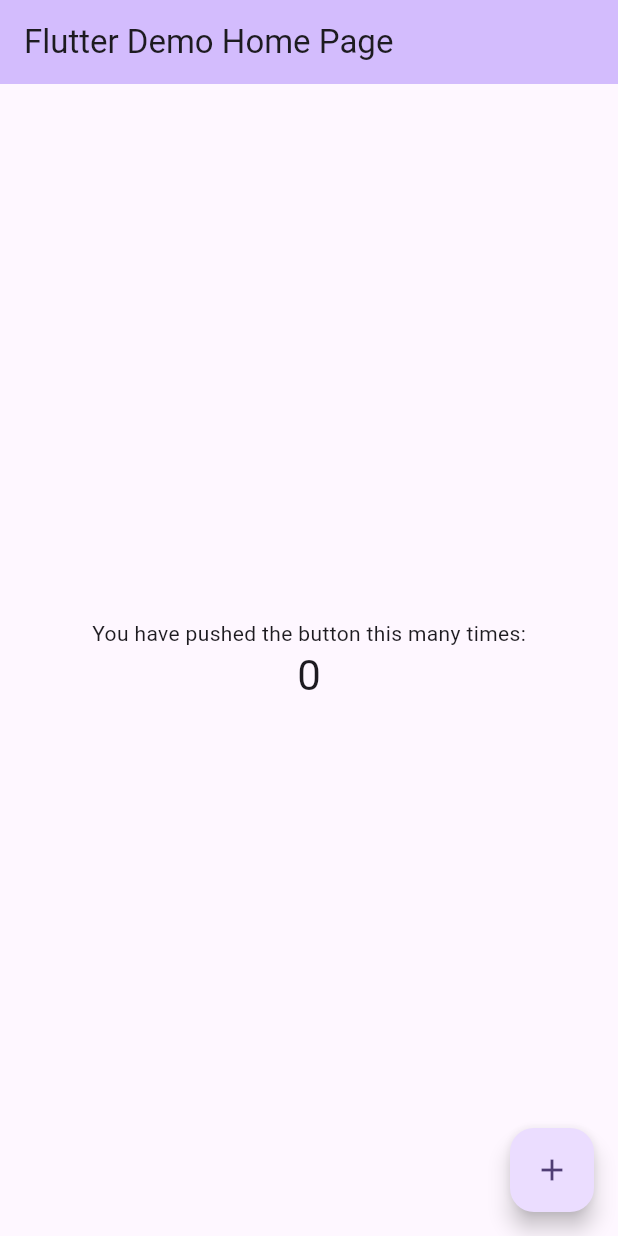
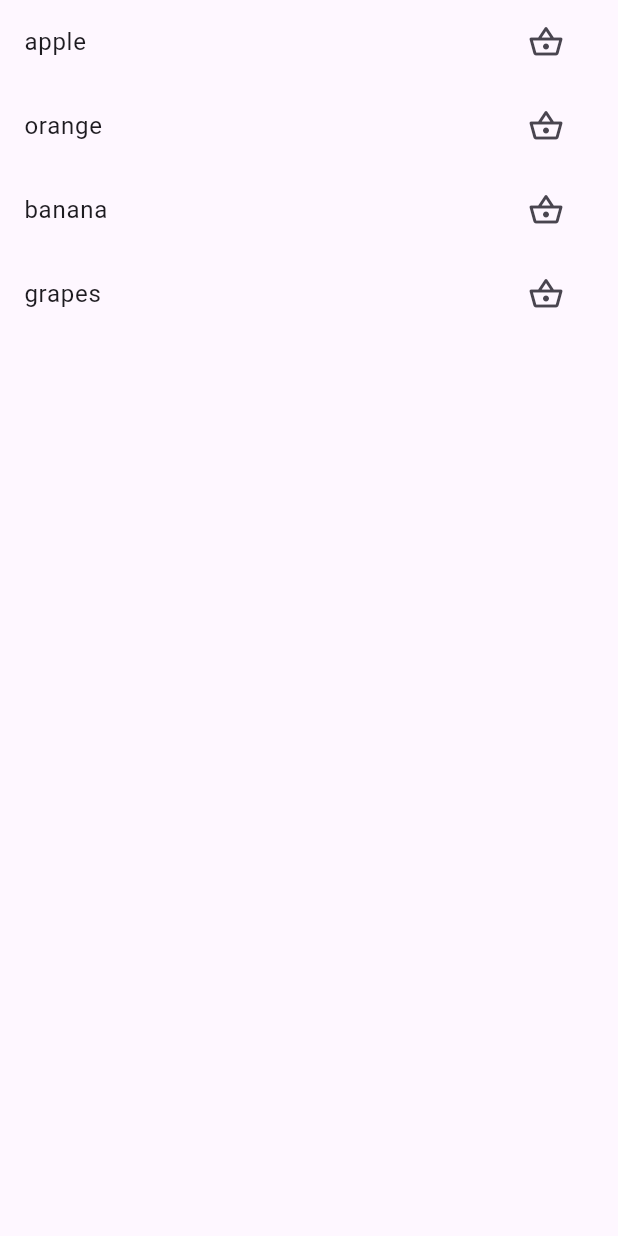
Before and after one commit to shahzebnaqvi/smit-flutter-statemanagement, a Flutter app: the screen it shows after launch, on a phone screen of 412 x 824 dp. Run offline on Flutter 3.47's test engine with Material 3 defaults, Android fonts, the phone set to English and light mode, and no system bars.

Commit message:
setstate concept add to cart

```diff
--- a/lib/main.dart
+++ b/lib/main.dart
@@ -1,122 +1,14 @@
 import 'package:flutter/material.dart';
+import 'package:smit_flutter_statemanagement/views/home_view.dart';
 
 void main() {
   runApp(const MyApp());
 }
-
 class MyApp extends StatelessWidget {
   const MyApp({super.key});
 
-  // This widget is the root of your application.
   @override
   Widget build(BuildContext context) {
-    return MaterialApp(
-      title: 'Flutter Demo',
-      theme: ThemeData(
-        // This is the theme of your application.
-        //
-        // TRY THIS: Try running your application with "flutter run". You'll see
-        // the application has a purple toolbar. Then, without quitting the app,
-        // try changing the seedColor in the colorScheme below to Colors.green
-        // and then invoke "hot reload" (save your changes or press the "hot
-        // reload" button in a Flutter-supported IDE, or press "r" if you used
-        // the command line to start the app).
-        //
-        // Notice that the counter didn't reset back to zero; the application
-        // state is not lost during the reload. To reset the state, use hot
-        // restart instead.
-        //
-        // This works for code too, not just values: Most code changes can be
-        // tested with just a hot reload.
-        colorScheme: ColorScheme.fromSeed(seedColor: Colors.deepPurple),
-      ),
-      home: const MyHomePage(title: 'Flutter Demo Home Page'),
-    );
+    return  MaterialApp(home: HomeView(),);
   }
 }
-
-class MyHomePage extends StatefulWidget {
-  const MyHomePage({super.key, required this.title});
-
-  // This widget is the home page of your application. It is stateful, meaning
-  // that it has a State object (defined below) that contains fields that affect
-  // how it looks.
-
-  // This class is the configuration for the state. It holds the values (in this
-  // case the title) provided by the parent (in this case the App widget) and
-  // used by the build method of the State. Fields in a Widget subclass are
-  // always marked "final".
-
-  final String title;
-
-  @override
-  State<MyHomePage> createState() => _MyHomePageState();
-}
-
-class _MyHomePageState extends State<MyHomePage> {
-  int _counter = 0;
-
-  void _incrementCounter() {
-    setState(() {
-      // This call to setState tells the Flutter framework that something has
-      // changed in this State, which causes it to rerun the build method below
-      // so that the display can reflect the updated values. If we changed
-      // _counter without calling setState(), then the build method would not be
-      // called again, and so nothing would appear to happen.
-      _counter++;
-    });
-  }
-
-  @override
-  Widget build(BuildContext context) {
-    // This method is rerun every time setState is called, for instance as done
-    // by the _incrementCounter method above.
-    //
-    // The Flutter framework has been optimized to make rerunning build methods
-    // fast, so that you can just rebuild anything that needs updating rather
-    // than having to individually change instances of widgets.
-    return Scaffold(
-      appBar: AppBar(
-        // TRY THIS: Try changing the color here to a specific color (to
-        // Colors.amber, perhaps?) and trigger a hot reload to see the AppBar
-        // change color while the other colors stay the same.
-        backgroundColor: Theme.of(context).colorScheme.inversePrimary,
-        // Here we take the value from the MyHomePage object that was created by
-        // the App.build method, and use it to set our appbar title.
-        title: Text(widget.title),
-      ),
-      body: Center(
-        // Center is a layout widget. It takes a single child and positions it
-        // in the middle of the parent.
-        child: Column(
-          // Column is also a layout widget. It takes a list of children and
-          // arranges them vertically. By default, it sizes itself to fit its
-          // children horizontally, and tries to be as tall as its parent.
-          //
-          // Column has various properties to control how it sizes itself and
-          // how it positions its children. Here we use mainAxisAlignment to
-          // center the children vertically; the main axis here is the vertical
-          // axis because Columns are vertical (the cross axis would be
-          // horizontal).
-          //
-          // TRY THIS: Invoke "debug painting" (choose the "Toggle Debug Paint"
-          // action in the IDE, or press "p" in the console), to see the
-          // wireframe for each widget.
-          mainAxisAlignment: MainAxisAlignment.center,
-          children: <Widget>[
-            const Text('You have pushed the button this many times:'),
-            Text(
-              '$_counter',
-              style: Theme.of(context).textTheme.headlineMedium,
-            ),
-          ],
-        ),
-      ),
-      floatingActionButton: FloatingActionButton(
-        onPressed: _incrementCounter,
-        tooltip: 'Increment',
-        child: const Icon(Icons.add),
-      ), // This trailing comma makes auto-formatting nicer for build methods.
-    );
-  }
-}
--- /dev/null
+++ b/lib/utils/color_constraints.dart
@@ -0,0 +1,5 @@
+import 'package:flutter/widgets.dart';
+
+class ColorConstraints {
+  static Color primaryColor = Color(0xff234343);
+}
--- /dev/null
+++ b/lib/views/home_view.dart
@@ -0,0 +1,115 @@
+import 'package:flutter/material.dart';
+
+class HomeView extends StatefulWidget {
+  HomeView({super.key});
+
+  @override
+  State<HomeView> createState() => _HomeViewState();
+}
+
+class _HomeViewState extends State<HomeView> {
+  List product = [
+    {"name": "apple", "price": 320, "id": 0},
+    {"name": "orange", "price": 20, "id": 1},
+    {"name": "banana", "price": 720, "id": 2},
+    {"name": "grapes", "price": 300, "id": 3},
+  ];
+
+  List cart = [];
+
+  @override
+  Widget build(BuildContext context) {
+    return Scaffold(
+      body: Column(
+        children: [
+          Expanded(
+            child: ListView.builder(
+              itemCount: product.length,
+              itemBuilder: (context, i) {
+                return ListTile(
+                  title: Text(product[i]["name"]),
+                  trailing: Row(
+                    mainAxisSize: MainAxisSize.min,
+                    children: [
+                      IconButton(
+                        onPressed: () {
+                          setState(() {
+                            if (cart.contains(product[i])) {
+                              cart.remove(product[i]);
+                            } else {
+                              product[i]["quantity"] = 1;
+                              cart.add(product[i]);
+                            }
+                            print(cart.contains(product[i]));
+                            print("this is cart ${cart}");
+                          });
+                        },
+                        icon: Icon(
+                          cart.contains(product[i])
+                              ? Icons.shopping_basket
+                              : Icons.shopping_basket_outlined,
+                        ),
+                      ),
+                      // IconButton(
+                      //   onPressed: () {
+                      //     setState(() {
+                      //       cart.contains(product[i]);
+                      //       cart.add(product[i]);
+                      //       print(cart );
+                      //       print(cart.contains(product[i]));
+                      //     });
+                      //   },
+                      //   icon: Icon(Icons.add),
+                      // ),
+                      // IconButton(
+                      //   onPressed: () {    setState(() {                            print(cart.contains(product[i]));
+
+                      //     cart.remove(product[i]);
+                      //       print(cart);
+                      //     });
+                      //   },
+                      //   icon: Icon(Icons.minimize_outlined),
+                      // ),
+                    ],
+                  ),
+                );
+              },
+            ),
+          ),
+          Expanded(
+            child: ListView.builder(
+              itemCount: cart.length,
+              itemBuilder: (context, i) {
+                return ListTile(
+                  title: Text(cart[i]["name"]),
+                  trailing: Row(
+                    mainAxisSize: MainAxisSize.min,
+                    children: [
+                      IconButton(
+                        onPressed: () {
+                          setState(() {
+                            cart[i]["quantity"]++;
+                          });
+                        },
+                        icon: Icon(Icons.add),
+                      ),
+                      Text(cart[i]["quantity"].toString()),
+                      IconButton(
+                        onPressed: () {
+                          setState(() {
+                            cart[i]["quantity"]--;
+                          });
+                        },
+                        icon: Icon(Icons.minimize_outlined),
+                      ),
+                    ],
+                  ),
+                );
+              },
+            ),
+          ),
+        ],
+      ),
+    );
+  }
+}
--- a/pubspec.yaml
+++ b/pubspec.yaml
@@ -30,6 +30,7 @@ environment:
 dependencies:
   flutter:
     sdk: flutter
+  get: ^4.7.2
 
   # The following adds the Cupertino Icons font to your application.
   # Use with the CupertinoIcons class for iOS style icons.
```
Also changed, not shown: pubspec.lock.
